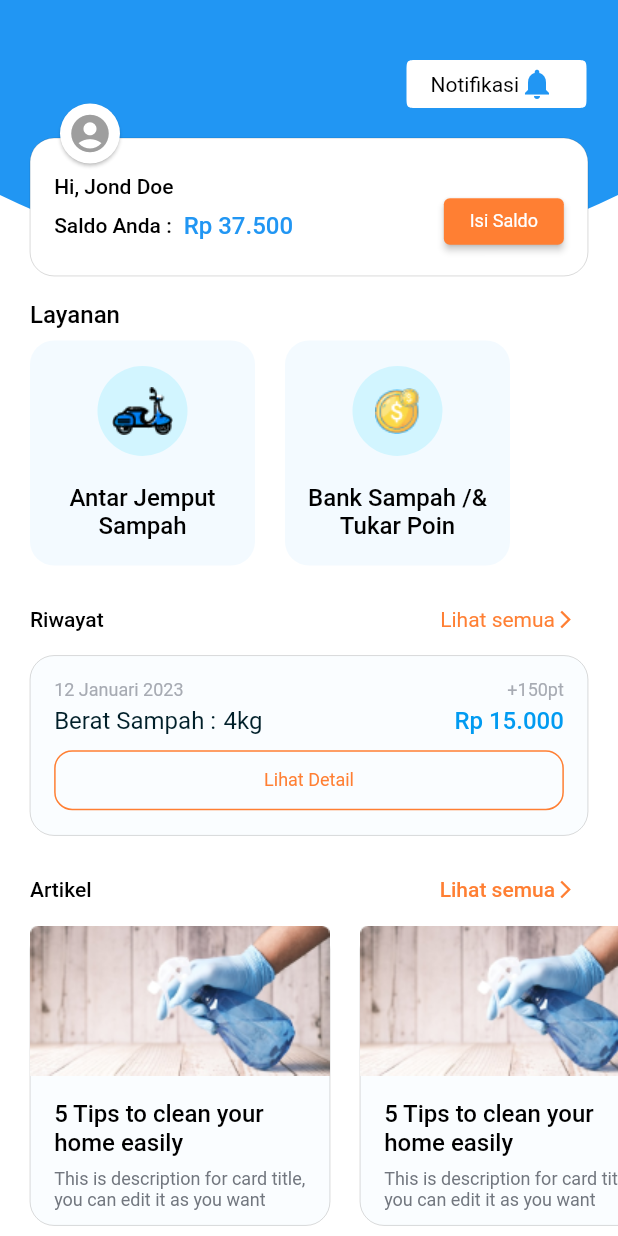
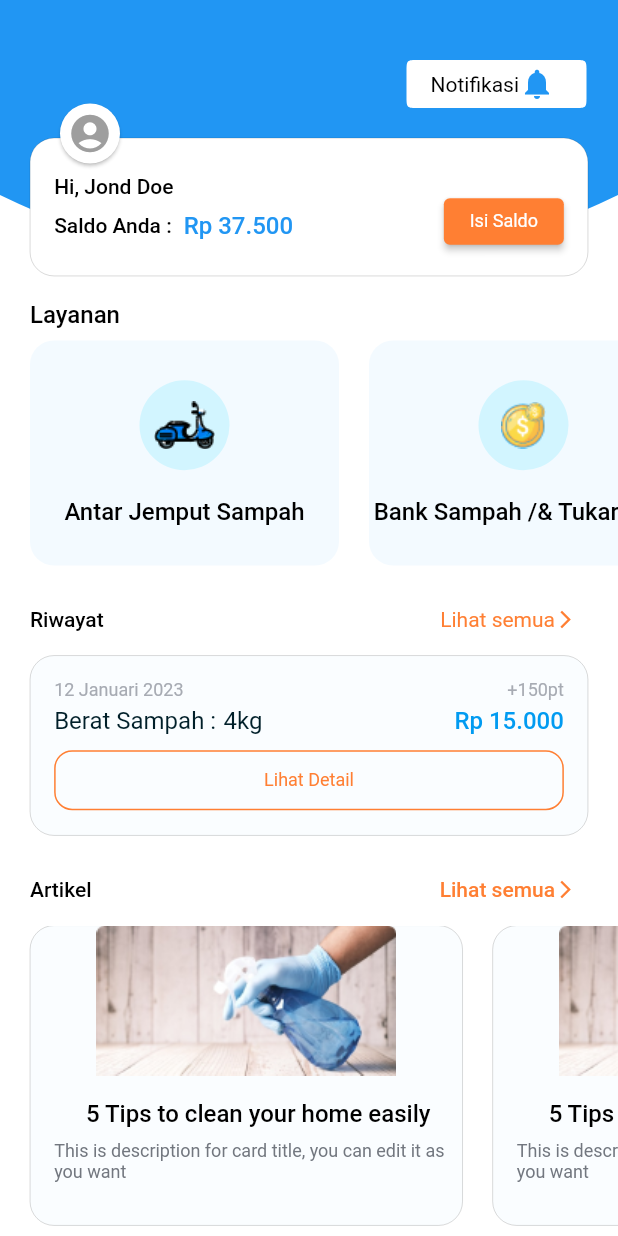
Before and after one commit to denyocrworld/bank-sammpah2, a Flutter app: the HomeScreen screen opened by its route, on a phone screen of 412 x 824 dp. Run offline on Flutter 3.47's test engine with Material 2 defaults, Android fonts, the phone set to English and light mode, and no system bars; our stand-ins replace bloc, flutter_bloc, go_router; missing offline and left inert: rounded_expansion_tile.

Commit message:
HomePage Terbaru

```diff
--- a/lib/presention/navigasiton/routes.dart
+++ b/lib/presention/navigasiton/routes.dart
@@ -2,7 +2,7 @@
 // import 'package:loginandsignup/pages/pages.dart';
 import 'package:loginandsignup/presention/pages/pages.dart';
 
-final GoRouter router = GoRouter(initialLocation: "/BankSampahScreen", routes: [
+final GoRouter router = GoRouter(initialLocation: "/HomeScreen", routes: [
   GoRoute(
     path: "/Splash_Screen",
     name: "splash",
--- a/lib/presention/pages/detail_riwayat/detail_riawayat_screen.dart
+++ b/lib/presention/pages/detail_riwayat/detail_riawayat_screen.dart
@@ -21,7 +21,7 @@
                 color: Color(0xFF001F29), fontWeight: FontWeight.w500)),
         leading: GestureDetector(
           onTap: () {
-            context.go("");
+            context.go('/HomeScreen');
           },
           child: const Icon(
             CupertinoIcons.arrow_left,
--- a/lib/presention/pages/home/home_page.dart
+++ b/lib/presention/pages/home/home_page.dart
@@ -178,14 +178,17 @@
                                 fontWeight: FontWeight.w500,
                                 color: Colors.black))),
                   ),
-                  Row(
+                  SingleChildScrollView(
+                    scrollDirection: Axis.horizontal,
+                    child: Row(
+                      mainAxisAlignment: MainAxisAlignment.spaceBetween,
                       children: [
                         Padding(
                           padding: const EdgeInsets.only(top: 8, left: 20),
                           child: Expanded(
                             child: Container(
                               height: 150,
-                            width: 150,
+                              width: MediaQuery.of(context).size.width * 0.5,
                               decoration: BoxDecoration(
                                 borderRadius: BorderRadius.circular(16),
                                 color: const Color(0xFFF3FAFF),
@@ -222,8 +225,8 @@
                           ),
                         ),
                         Padding(
-                        padding:
-                            const EdgeInsets.only(top: 8, right: 20, left: 20),
+                          padding: const EdgeInsets.only(
+                              top: 8, right: 20, left: 20),
                           child: Expanded(
                             child: GestureDetector(
                               onTap: () {
@@ -231,7 +234,7 @@
                               },
                               child: Container(
                                 height: 150,
-                              width: 150,
+                                width: MediaQuery.of(context).size.width * 0.5,
                                 decoration: BoxDecoration(
                                   borderRadius: BorderRadius.circular(16),
                                   color: const Color(0xFFF3FAFF),
@@ -240,8 +243,8 @@
                                   mainAxisAlignment: MainAxisAlignment.center,
                                   children: [
                                     CircleAvatar(
-                                    backgroundColor:
-                                        const Color.fromARGB(99, 157, 238, 254),
+                                      backgroundColor: const Color.fromARGB(
+                                          99, 157, 238, 254),
                                       radius: 30,
                                       child: Image.asset(
                                         'asset/images/uang.png',
@@ -269,6 +272,7 @@
                           ),
                         ),
                       ],
+                    ),
                   ),
                   Row(
                     mainAxisAlignment: MainAxisAlignment.spaceBetween,
@@ -409,7 +413,9 @@
                                         BorderRadius.circular(12), // <-- Radius
                                   ),
                                 ),
-                                onPressed: () {},
+                                onPressed: () {
+                                  context.go('/DetailRiwayat');
+                                },
                                 child: const Text("Lihat Detail",
                                     style: TextStyle(
                                         fontSize: 12,
@@ -471,7 +477,7 @@
                           child: Expanded(
                             child: Container(
                               height: 200,
-                              width: 200,
+                              width: MediaQuery.of(context).size.width * 0.7,
                               decoration: BoxDecoration(
                                 color: const Color(0xFFFAFDFF),
                                 borderRadius: BorderRadius.circular(16),
@@ -525,7 +531,7 @@
                           child: Expanded(
                             child: Container(
                               height: 200,
-                              width: 200,
+                              width: MediaQuery.of(context).size.width * 0.7,
                               decoration: BoxDecoration(
                                 color: const Color(0xFFFAFDFF),
                                 borderRadius: BorderRadius.circular(16),
```
Lines whose indentation alone changed are shown as unchanged.
